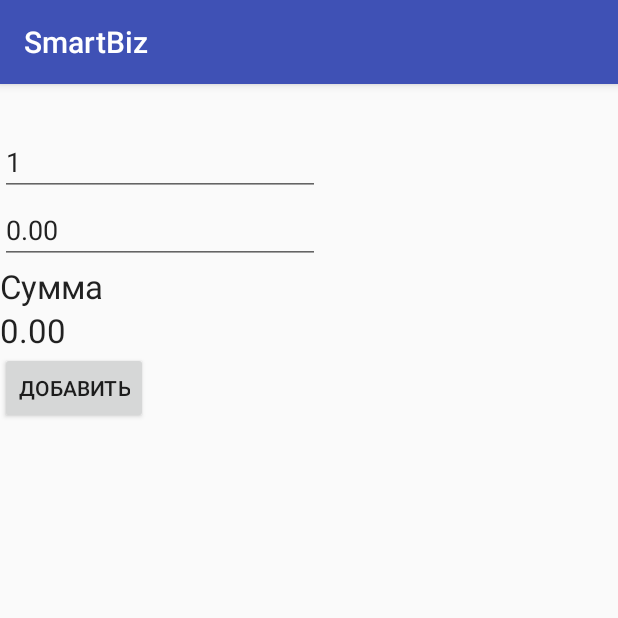
After one commit to grechkin-pogrebnyakov/smartshop, an Android app: the fragment PurchaseDialogFragment shown on its own in the app's theme, on a phone screen of 412 x 824 dp, the top half of it. The commit adds this screen. Run offline under Robolectric (Android 15) with nearby library versions, the phone set to English and light mode, and no system bars; 1 statement that could not run was skipped.

Commit message:
Add dialog in purchase activity

```diff
--- a/app/src/main/java/com/technopark/smartbiz/MainActivity.java
+++ b/app/src/main/java/com/technopark/smartbiz/MainActivity.java
@@ -13,7 +13,7 @@ import android.widget.Toast;
 import com.github.mikephil.charting.charts.LineChart;
 import com.google.zxing.integration.android.IntentIntegrator;
 import com.google.zxing.integration.android.IntentResult;
-import com.technopark.smartbiz.screnListView.ListAddedProducts;
+import com.technopark.smartbiz.buisnessLogic.addProduct.AddProductActivity;
 import com.technopark.smartbiz.userIdentification.LoginActivity;
 
 
@@ -80,7 +80,8 @@ public class MainActivity extends AppCompatActivity {
 			String contents = result.getContents();
 			if (contents != null) {
 				Toast.makeText(getApplicationContext(), "Sucssed scan" + result.toString(), Toast.LENGTH_LONG).show();
-            } else {
+			}
+			else {
 				Toast.makeText(getApplicationContext(), "failed scan", Toast.LENGTH_LONG).show();
 			}
 		}
--- a/app/src/main/java/com/technopark/smartbiz/PurchaseActivity.java
+++ b/app/src/main/java/com/technopark/smartbiz/PurchaseActivity.java
@@ -2,12 +2,31 @@ package com.technopark.smartbiz;
 
 import android.os.Bundle;
 import android.support.v7.app.AppCompatActivity;
+import android.view.View;
+import android.widget.Button;
 
 public class PurchaseActivity extends AppCompatActivity {
+
+	PurchaseDialogFragment purchaseDialogFragment = null;
 
 	@Override
 	protected void onCreate(Bundle savedInstanceState) {
 		super.onCreate(savedInstanceState);
 		setContentView(R.layout.activity_purchase);
+
+		purchaseDialogFragment = new PurchaseDialogFragment();
+
+		Button button = (Button) findViewById(R.id.activity_purchase_button_submit);
+		button.setOnClickListener(new View.OnClickListener() {
+			@Override
+			public void onClick(View v) {
+				purchaseDialogFragment.setProductName("qwerty");
+				purchaseDialogFragment.setProductPrice(12.3f);
+				purchaseDialogFragment.setProductCount(1);
+				purchaseDialogFragment.show(getFragmentManager(), "purchaseDialogFragment");
+			}
+		});
 	}
+
+
 }
--- /dev/null
+++ b/app/src/main/java/com/technopark/smartbiz/PurchaseDialogFragment.java
@@ -0,0 +1,104 @@
+package com.technopark.smartbiz;
+
+import android.app.DialogFragment;
+import android.os.Bundle;
+import android.support.annotation.Nullable;
+import android.view.LayoutInflater;
+import android.view.View;
+import android.view.ViewGroup;
+import android.widget.Button;
+import android.widget.EditText;
+import android.widget.TextView;
+
+import java.util.Locale;
+
+/**
+ * Created by titaevskiy.s on 08.11.15.
+ */
+public class PurchaseDialogFragment extends DialogFragment implements View.OnClickListener, View.OnFocusChangeListener {
+	private String productName = "";
+	private float productPrice = 0.0f;
+	private int productCount = 1;
+	private float totalPrice = productCount * productPrice;
+
+	private View view = null;
+	private TextView productNameTextView;
+	private EditText countEditText;
+	private EditText productPriceEditText;
+
+	@Nullable
+	@Override
+	public View onCreateView(LayoutInflater inflater, ViewGroup container, Bundle savedInstanceState) {
+		getDialog().setTitle("Количество");
+		view = inflater.inflate(R.layout.dialog_purchase_add_product, null);
+
+		productNameTextView = (TextView) view.findViewById(R.id.dialog_purchase_add_product_textview_product_name);
+
+		countEditText = (EditText) view.findViewById(R.id.dialog_purchase_add_product_edittext_count);
+		countEditText.setOnFocusChangeListener(this);
+
+		productPriceEditText = (EditText) view.findViewById(R.id.dialog_purchase_add_product_edittext_price);
+		productPriceEditText.setOnFocusChangeListener(this);
+
+		Button addButton = (Button) view.findViewById(R.id.dialog_purchase_add_product_button_add);
+		addButton.setOnClickListener(this);
+
+		return view;
+	}
+
+	@Override
+	public void onStart() {
+		super.onStart();
+
+		productNameTextView.setText(productName);
+		countEditText.setText(String.valueOf(productCount));
+		productPriceEditText.setText(String.format(Locale.US, "%.2f", productPrice));
+
+		updateTotalPrice();
+	}
+
+	public void setProductPrice(float productPrice) {
+		this.productPrice = productPrice;
+	}
+
+	public void setProductName(String productName) {
+		this.productName = productName;
+	}
+
+	public void setProductCount(int productCount) {
+		this.productCount = productCount;
+	}
+
+	@Override
+	public void onClick(View v) {
+
+	}
+
+	@Override
+	public void onFocusChange(View v, boolean hasFocus) {
+		if (!hasFocus) {
+			switch (v.getId()) {
+				case (R.id.dialog_purchase_add_product_edittext_count):
+					String productCountString = countEditText.getText().toString();
+					productCount = Integer.valueOf(productCountString);
+
+					updateTotalPrice();
+					break;
+				case (R.id.dialog_purchase_add_product_edittext_price):
+					String productPriceString = productPriceEditText.getText().toString();
+					productPrice = Float.valueOf(productPriceString);
+
+					updateTotalPrice();
+					break;
+			}
+		}
+	}
+
+	private void updateTotalPrice() {
+		totalPrice = productCount * productPrice;
+
+		TextView totalTextView = (TextView) view.findViewById(R.id.dialog_purchase_add_product_textview_total_price);
+		totalTextView.setText(String.format(Locale.US, "%.2f", totalPrice));
+	}
+
+}
--- /dev/null
+++ b/app/src/main/res/layout/dialog_purchase_add_product.xml
@@ -0,0 +1,60 @@
+<?xml version="1.0" encoding="utf-8"?>
+<RelativeLayout
+    xmlns:android="http://schemas.android.com/apk/res/android"
+    android:layout_width="match_parent"
+    android:layout_height="match_parent"
+    >
+
+    <TextView
+        android:id="@+id/dialog_purchase_add_product_textview_product_name"
+        android:layout_width="wrap_content"
+        android:layout_height="wrap_content"
+        android:text="Product name place here"
+        android:textAppearance="?android:attr/textAppearanceLarge"
+        />
+
+    <EditText
+        android:id="@+id/dialog_purchase_add_product_edittext_count"
+        android:layout_width="wrap_content"
+        android:layout_height="wrap_content"
+        android:layout_below="@+id/dialog_purchase_add_product_textview_product_name"
+        android:ems="10"
+        android:hint="@string/layout_purchase_add_product_edittext_count"
+        android:inputType="number"
+        />
+
+    <EditText
+        android:id="@+id/dialog_purchase_add_product_edittext_price"
+        android:layout_width="wrap_content"
+        android:layout_height="wrap_content"
+        android:layout_below="@+id/dialog_purchase_add_product_edittext_count"
+        android:ems="10"
+        android:inputType="number"
+        />
+
+    <TextView
+        android:id="@+id/dialog_purchase_add_product_textview_total"
+        android:layout_width="wrap_content"
+        android:layout_height="wrap_content"
+        android:layout_below="@+id/dialog_purchase_add_product_edittext_price"
+        android:text="@string/layout_purchase_add_product_textview_total"
+        android:textAppearance="?android:attr/textAppearanceLarge"
+        />
+
+    <TextView
+        android:id="@+id/dialog_purchase_add_product_textview_total_price"
+        android:layout_width="wrap_content"
+        android:layout_height="wrap_content"
+        android:layout_below="@+id/dialog_purchase_add_product_textview_total"
+        android:text="Place total price here"
+        android:textAppearance="?android:attr/textAppearanceLarge"
+        />
+
+    <Button
+        android:id="@+id/dialog_purchase_add_product_button_add"
+        android:layout_width="wrap_content"
+        android:layout_height="wrap_content"
+        android:layout_below="@+id/dialog_purchase_add_product_textview_total_price"
+        android:text="@string/layout_purchase_add_product_button_add"
+        />
+</RelativeLayout>
--- a/app/src/main/res/values/strings.xml
+++ b/app/src/main/res/values/strings.xml
@@ -32,4 +32,7 @@
     <string name="title_activity_purchase">Продажа</string>
     <string name="activity_purchase_total">Сумма, руб.</string>
     <string name="activity_purchase_button_submit">Оформить</string>
+    <string name="layout_purchase_add_product_edittext_count">Количество</string>
+    <string name="layout_purchase_add_product_textview_total">Сумма</string>
+    <string name="layout_purchase_add_product_button_add">Добавить</string>
 </resources>
```
Lines whose indentation alone changed are shown as unchanged.
